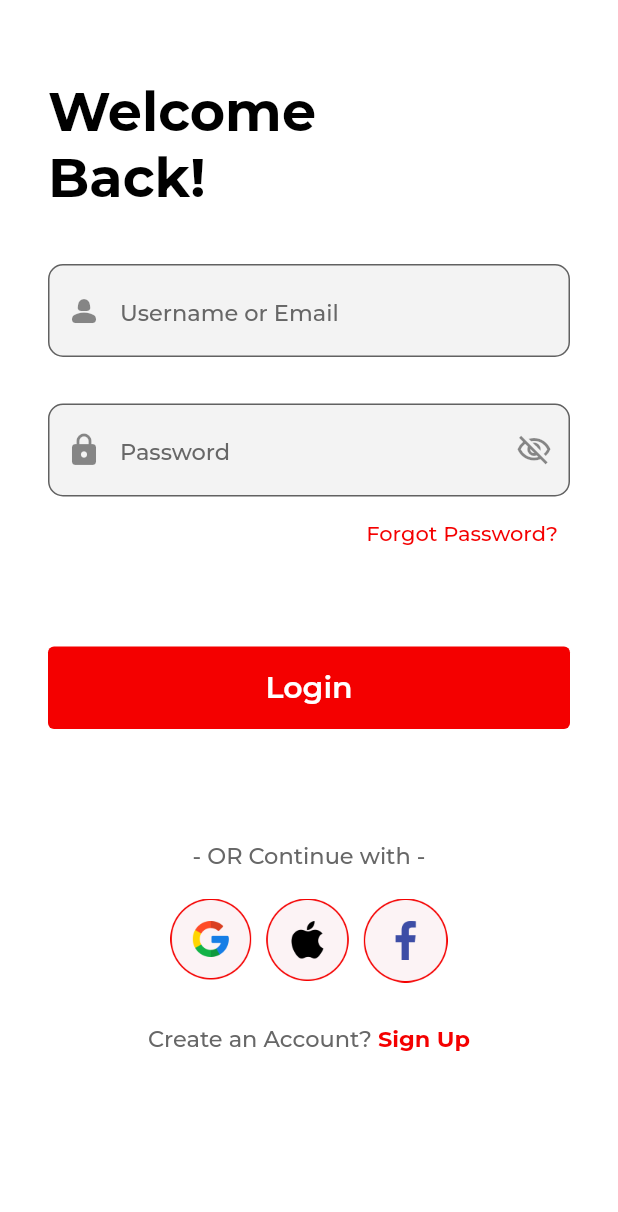
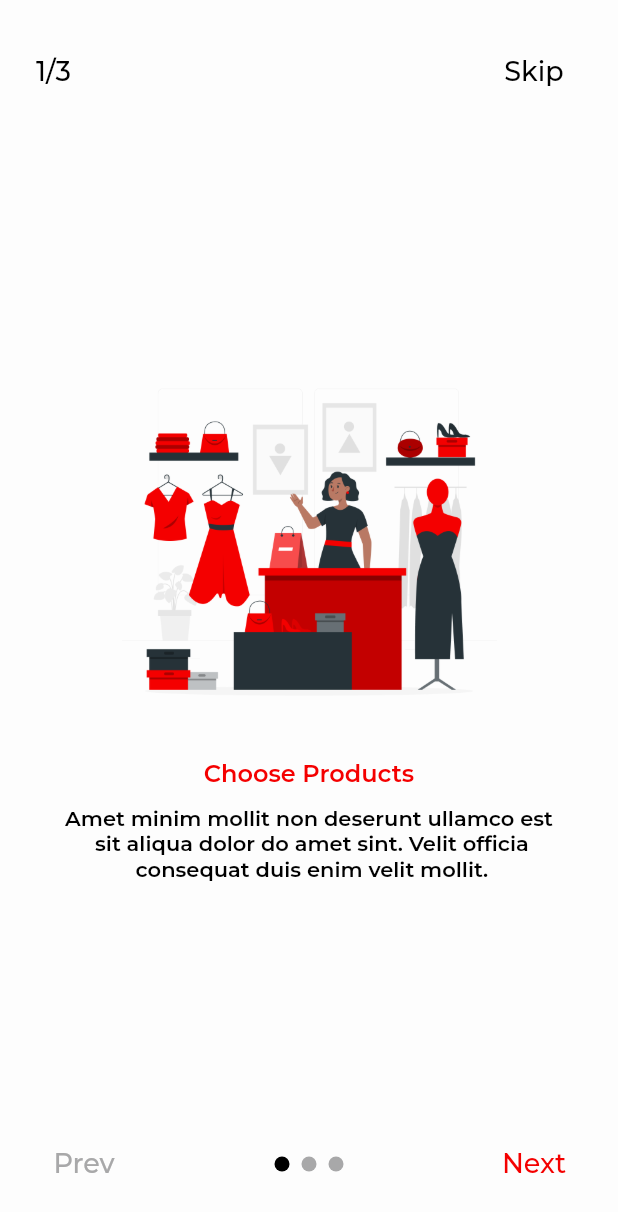
Before and after one commit to hashirkt/shopywell_ecommerce, a Flutter app: the screen it shows after launch, on a phone screen of 412 x 824 dp. Shown: the top 1212 px of the screen. Run offline on Flutter 3.47's test engine with Material 3 defaults, Android fonts, the phone set to English and light mode, and no system bars; our stand-ins replace flutter_screenutil, google_fonts.

Commit message:
onboarding screen

```diff
--- a/lib/main.dart
+++ b/lib/main.dart
@@ -2,6 +2,7 @@ import 'package:flutter/material.dart';
 import 'package:flutter/services.dart';
 import 'package:flutter_screenutil/flutter_screenutil.dart';
 import 'package:shopywell/presentation/auth/signin_screen/signin_screen.dart';
+import 'package:shopywell/presentation/splash_screen/splash_screen.dart';
 import 'package:shopywell/utils/theme.dart';
 
 void main() {
@@ -30,7 +31,7 @@ class MyApp extends StatelessWidget {
         return MaterialApp(
           theme: AppTheme.lightTheme,
           debugShowCheckedModeBanner: false,
-          home: SigninScreen(),
+          home: SplashScreen(),
         );
       },
     );
--- /dev/null
+++ b/lib/presentation/splash_screen/onboarding_screen.dart
@@ -0,0 +1,157 @@
+import 'package:flutter/material.dart';
+import 'package:shopywell/presentation/auth/signin_screen/signin_screen.dart';
+import 'package:shopywell/utils/image_res.dart';
+import 'package:shopywell/utils/theme.dart';
+
+class OnboardingScreen extends StatefulWidget {
+  const OnboardingScreen({super.key});
+
+  @override
+  State<OnboardingScreen> createState() => _OnboardingScreenState();
+}
+
+class _OnboardingScreenState extends State<OnboardingScreen> {
+  int _currentIndex = 0;
+
+  final List<Map<String, String>> _onboardingData = [
+    {
+      'image': ImageRes.splash1,
+      'title': 'Choose Products',
+      'desc':
+          'Amet minim mollit non deserunt ullamco est\n sit aliqua dolor do amet sint. Velit officia\n consequat duis enim velit mollit.',
+    },
+    {
+      'image': ImageRes.splash2,
+      'title': 'Make Payment',
+      'desc':
+          'Amet minim mollit non deserunt ullamco est\n sit aliqua dolor do amet sint. Velit officia\n consequat duis enim velit mollit.',
+    },
+    {
+      'image': ImageRes.splash3,
+      'title': 'Get Your Order',
+      'desc':
+          'Amet minim mollit non deserunt ullamco est\n sit aliqua dolor do amet sint. Velit officia\n consequat duis enim velit mollit.',
+    },
+  ];
+
+  void _next() {
+    if (_currentIndex < _onboardingData.length - 1) {
+      setState(() => _currentIndex++);
+    } else {
+      _goToLogin();
+    }
+  }
+
+  void _previous() {
+    if (_currentIndex > 0) {
+      setState(() => _currentIndex--);
+    }
+  }
+
+  void _skip() => _goToLogin();
+
+  void _goToLogin() {
+    Navigator.pushReplacement(
+      context,
+      MaterialPageRoute(builder: (context) => SigninScreen()),
+    );
+  }
+
+  @override
+  Widget build(BuildContext context) {
+    final data = _onboardingData[_currentIndex];
+
+    return Scaffold(
+      body: Padding(
+        padding: const EdgeInsets.all(24),
+        child: Column(
+          children: [
+            Row(
+              mainAxisAlignment: MainAxisAlignment.spaceBetween,
+              children: [
+                Text(
+                  "${_currentIndex + 1}/${_onboardingData.length}",
+                  style: Theme.of(context).textTheme.titleLarge,
+                ),
+                TextButton(
+                  onPressed: _skip,
+                  child: Text(
+                    "Skip",
+                    style: Theme.of(context).textTheme.titleLarge,
+                  ),
+                ),
+              ],
+            ),
+            Expanded(
+              child: Column(
+                mainAxisAlignment: MainAxisAlignment.center,
+                children: [
+                  Image.asset(data['image']!, height: 250),
+                  const SizedBox(height: 20),
+                  Text(
+                    data['title']!,
+                    style: Theme.of(context).textTheme.headlineMedium,
+                  ),
+                  const SizedBox(height: 10),
+                  Text(
+                    data['desc']!,
+                    textAlign: TextAlign.center,
+                    style: Theme.of(context).textTheme.bodyMedium,
+                  ),
+                ],
+              ),
+            ),
+            Row(
+              mainAxisAlignment: MainAxisAlignment.spaceBetween,
+              children: [
+                TextButton(
+                  onPressed: _currentIndex == 0 ? null : _previous,
+                  child: Text(
+                    "Prev",
+                    style: Theme.of(context).textTheme.titleLarge?.copyWith(
+                      color:
+                          _currentIndex == 0
+                              ? AppTheme.borderColor
+                              : AppTheme.black,
+                    ),
+                  ),
+                ),
+
+                // Indicator
+                Row(
+                  children: List.generate(_onboardingData.length, (index) {
+                    return Container(
+                      margin: const EdgeInsets.symmetric(horizontal: 4),
+                      width: 10,
+                      height: 10,
+                      decoration: BoxDecoration(
+                        shape: BoxShape.circle,
+                        color:
+                            index == _currentIndex
+                                ? AppTheme.black
+                                : AppTheme.borderColor,
+                      ),
+                    );
+                  }),
+                ),
+
+                // Next / Get Started
+                TextButton(
+                  onPressed: _next,
+                  child: Text(
+                    _currentIndex == _onboardingData.length - 1
+                        ? "Get Started"
+                        : "Next",
+                    style: Theme.of(context).textTheme.titleLarge?.copyWith(
+                      color: Theme.of(context).primaryColor,
+                    ),
+                  ),
+                ),
+              ],
+            ),
+          ],
+        ),
+      ),
+    );
+  }
+}
--- /dev/null
+++ b/lib/presentation/splash_screen/splash_screen.dart
@@ -0,0 +1,33 @@
+import 'dart:async';
+import 'package:flutter/material.dart';
+import 'package:shopywell/presentation/auth/signin_screen/signin_screen.dart';
+import 'package:shopywell/presentation/splash_screen/onboarding_screen.dart';
+import 'package:shopywell/utils/image_res.dart';
+
+class SplashScreen extends StatefulWidget {
+  const SplashScreen({super.key});
+
+  @override
+  State<SplashScreen> createState() => _SplashScreenState();
+}
+
+class _SplashScreenState extends State<SplashScreen> {
+  @override
+  void initState() {
+    super.initState();
+    Timer(const Duration(seconds: 2), () {
+      Navigator.pushReplacement(
+        context,
+        MaterialPageRoute(builder: (_) => OnboardingScreen()),
+      );
+    });
+  }
+
+  @override
+  Widget build(BuildContext context) {
+    return Scaffold(
+      backgroundColor: Colors.white,
+      body: Center(child: Image.asset(ImageRes.logo, width: 150)),
+    );
+  }
+}
--- a/pubspec.yaml
+++ b/pubspec.yaml
@@ -95,6 +95,5 @@ flutter_launcher_icons:
   android: "launcher_icon"
   ios: true
   image_path: "assets/images/shopywell_logo.png"
-  # image_path: "assets/images/rise_app_icon.png"
-  min_sdk_android: 21 # android min sdk min:16, default 21
+  min_sdk_android: 21
   remove_alpha_ios: true
```
Also changed, not shown: 28 other files.
